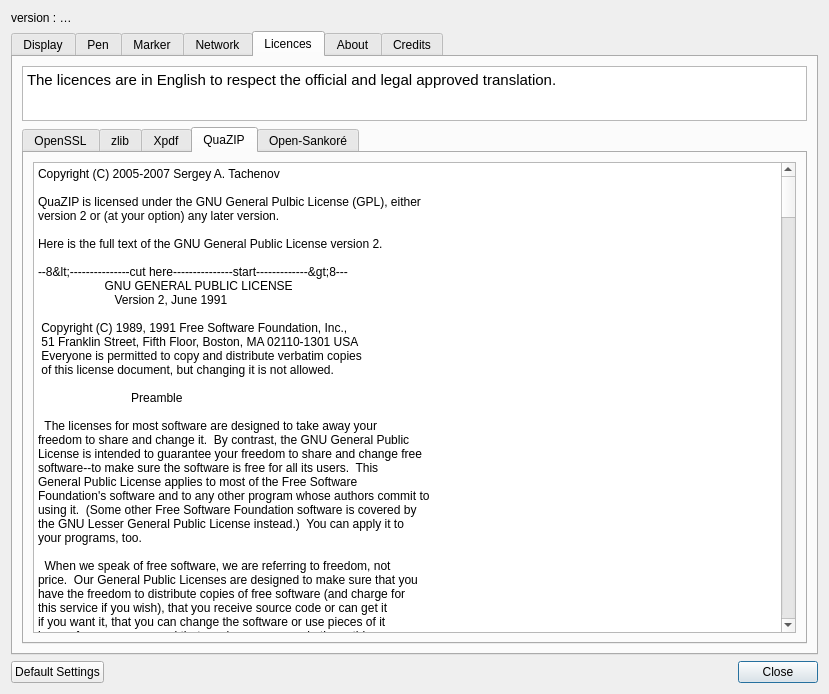
Above: Sankore-3.1/resources/forms/preferences.ui from DynamicMetaFlow/sankore before the change. Below: the same form after it.
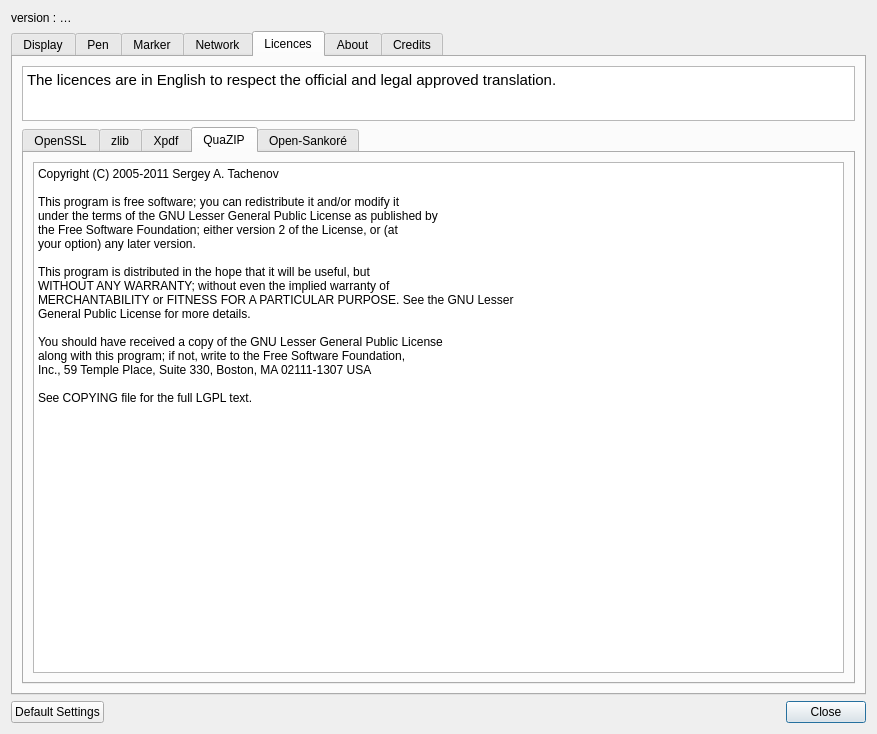
That is the form after the change. The open tabs and pages were chosen to show the change.

Commit message: Imported Upstream version 2.3.0RC2+git20140203+dfsg

What changed in the file:
```diff
--- a/Sankore-3.1/resources/forms/preferences.ui
+++ b/Sankore-3.1/resources/forms/preferences.ui
@@ -6,8 +6,8 @@
    <rect>
     <x>0</x>
     <y>0</y>
-    <width>829</width>
-    <height>694</height>
+    <width>877</width>
+    <height>734</height>
    </rect>
   </property>
   <property name="windowTitle">
@@ -935,11 +935,11 @@
           <string>&lt;!DOCTYPE HTML PUBLIC &quot;-//W3C//DTD HTML 4.0//EN&quot; &quot;http://www.w3.org/TR/REC-html40/strict.dtd&quot;&gt;
 &lt;html&gt;&lt;head&gt;&lt;meta name=&quot;qrichtext&quot; content=&quot;1&quot; /&gt;&lt;style type=&quot;text/css&quot;&gt;
 p, li { white-space: pre-wrap; }
-&lt;/style&gt;&lt;/head&gt;&lt;body style=&quot; font-family:'Cantarell'; font-size:11pt; font-weight:400; font-style:normal;&quot;&gt;
+&lt;/style&gt;&lt;/head&gt;&lt;body style=&quot; font-family:'Lucida Grande'; font-size:13pt; font-weight:400; font-style:normal;&quot;&gt;
 &lt;table border=&quot;0&quot; style=&quot;-qt-table-type: root; margin-top:4px; margin-bottom:4px; margin-left:4px; margin-right:4px;&quot;&gt;
 &lt;tr&gt;
 &lt;td style=&quot;border: none;&quot;&gt;
-&lt;p style=&quot; margin-top:0px; margin-bottom:0px; margin-left:0px; margin-right:0px; -qt-block-indent:0; text-indent:0px;&quot;&gt;&lt;span style=&quot; font-family:'Ubuntu';&quot;&gt;The licences are in English to respect the official and legal approved translation.&lt;/span&gt;&lt;/p&gt;&lt;/td&gt;&lt;/tr&gt;&lt;/table&gt;&lt;/body&gt;&lt;/html&gt;</string>
+&lt;p style=&quot; margin-top:0px; margin-bottom:0px; margin-left:0px; margin-right:0px; -qt-block-indent:0; text-indent:0px;&quot;&gt;&lt;span style=&quot; font-family:'Ubuntu'; font-size:11pt;&quot;&gt;The licences are in English to respect the official and legal approved translation.&lt;/span&gt;&lt;/p&gt;&lt;/td&gt;&lt;/tr&gt;&lt;/table&gt;&lt;/body&gt;&lt;/html&gt;</string>
          </property>
          <property name="textInteractionFlags">
           <set>Qt::TextSelectableByKeyboard|Qt::TextSelectableByMouse</set>
@@ -1881,354 +1881,23 @@
               <bool>false</bool>
              </property>
              <property name="plainText">
-              <string notr="true">Copyright (C) 2005-2007 Sergey A. Tachenov
+              <string notr="true">Copyright (C) 2005-2011 Sergey A. Tachenov
 
-QuaZIP is licensed under the GNU General Pulbic License (GPL), either
-version 2 or (at your option) any later version.
+This program is free software; you can redistribute it and/or modify it
+under the terms of the GNU Lesser General Public License as published by
+the Free Software Foundation; either version 2 of the License, or (at
+your option) any later version.
 
-Here is the full text of the GNU General Public License version 2.
+This program is distributed in the hope that it will be useful, but
+WITHOUT ANY WARRANTY; without even the implied warranty of
+MERCHANTABILITY or FITNESS FOR A PARTICULAR PURPOSE. See the GNU Lesser
+General Public License for more details.
 
---8&lt;---------------cut here---------------start-------------&gt;8---
-                    GNU GENERAL PUBLIC LICENSE
-                       Version 2, June 1991
+You should have received a copy of the GNU Lesser General Public License
+along with this program; if not, write to the Free Software Foundation,
+Inc., 59 Temple Place, Suite 330, Boston, MA 02111-1307 USA
 
- Copyright (C) 1989, 1991 Free Software Foundation, Inc.,
- 51 Franklin Street, Fifth Floor, Boston, MA 02110-1301 USA
- Everyone is permitted to copy and distribute verbatim copies
- of this license document, but changing it is not allowed.
-
-                            Preamble
-
-  The licenses for most software are designed to take away your
-freedom to share and change it.  By contrast, the GNU General Public
-License is intended to guarantee your freedom to share and change free
-software--to make sure the software is free for all its users.  This
-General Public License applies to most of the Free Software
-Foundation's software and to any other program whose authors commit to
-using it.  (Some other Free Software Foundation software is covered by
-the GNU Lesser General Public License instead.)  You can apply it to
-your programs, too.
-
-  When we speak of free software, we are referring to freedom, not
-price.  Our General Public Licenses are designed to make sure that you
-have the freedom to distribute copies of free software (and charge for
-this service if you wish), that you receive source code or can get it
-if you want it, that you can change the software or use pieces of it
-in new free programs; and that you know you can do these things.
-
-  To protect your rights, we need to make restrictions that forbid
-anyone to deny you these rights or to ask you to surrender the rights.
-These restrictions translate to certain responsibilities for you if you
-distribute copies of the software, or if you modify it.
-
-  For example, if you distribute copies of such a program, whether
-gratis or for a fee, you must give the recipients all the rights that
-you have.  You must make sure that they, too, receive or can get the
-source code.  And you must show them these terms so they know their
-rights.
-
-  We protect your rights with two steps: (1) copyright the software, and
-(2) offer you this license which gives you legal permission to copy,
-distribute and/or modify the software.
-
-  Also, for each author's protection and ours, we want to make certain
-that everyone understands that there is no warranty for this free
-software.  If the software is modified by someone else and passed on, we
-want its recipients to know that what they have is not the original, so
-that any problems introduced by others will not reflect on the original
-authors' reputations.
-
-  Finally, any free program is threatened constantly by software
-patents.  We wish to avoid the danger that redistributors of a free
-program will individually obtain patent licenses, in effect making the
-program proprietary.  To prevent this, we have made it clear that any
-patent must be licensed for everyone's free use or not licensed at all.
-
-  The precise terms and conditions for copying, distribution and
-modification follow.
-
-                    GNU GENERAL PUBLIC LICENSE
-   TERMS AND CONDITIONS FOR COPYING, DISTRIBUTION AND MODIFICATION
-
-  0. This License applies to any program or other work which contains
-a notice placed by the copyright holder saying it may be distributed
-under the terms of this General Public License.  The &quot;Program&quot;, below,
-refers to any such program or work, and a &quot;work based on the Program&quot;
-means either the Program or any derivative work under copyright law:
-that is to say, a work containing the Program or a portion of it,
-either verbatim or with modifications and/or translated into another
-language.  (Hereinafter, translation is included without limitation in
-the term &quot;modification&quot;.)  Each licensee is addressed as &quot;you&quot;.
-
-Activities other than copying, distribution and modification are not
-covered by this License; they are outside its scope.  The act of
-running the Program is not restricted, and the output from the Program
-is covered only if its contents constitute a work based on the
-Program (independent of having been made by running the Program).
-Whether that is true depends on what the Program does.
-
-  1. You may copy and distribute verbatim copies of the Program's
-source code as you receive it, in any medium, provided that you
-conspicuously and appropriately publish on each copy an appropriate
-copyright notice and disclaimer of warranty; keep intact all the
-notices that refer to this License and to the absence of any warranty;
-and give any other recipients of the Program a copy of this License
-along with the Program.
-
-You may charge a fee for the physical act of transferring a copy, and
-you may at your option offer warranty protection in exchange for a fee.
-
-  2. You may modify your copy or copies of the Program or any portion
-of it, thus forming a work based on the Program, and copy and
-distribute such modifications or work under the terms of Section 1
-above, provided that you also meet all of these conditions:
-
-    a) You must cause the modified files to carry prominent notices
-    stating that you changed the files and the date of any change.
-
-    b) You must cause any work that you distribute or publish, that in
-    whole or in part contains or is derived from the Program or any
-    part thereof, to be licensed as a whole at no charge to all third
-    parties under the terms of this License.
-
-    c) If the modified program normally reads commands interactively
-    when run, you must cause it, when started running for such
-    interactive use in the most ordinary way, to print or display an
-    announcement including an appropriate copyright notice and a
-    notice that there is no warranty (or else, saying that you provide
-    a warranty) and that users may redistribute the program under
-    these conditions, and telling the user how to view a copy of this
-    License.  (Exception: if the Program itself is interactive but
-    does not normally print such an announcement, your work based on
-    the Program is not required to print an announcement.)
-
-These requirements apply to the modified work as a whole.  If
-identifiable sections of that work are not derived from the Program,
-and can be reasonably considered independent and separate works in
-themselves, then this License, and its terms, do not apply to those
-sections when you distribute them as separate works.  But when you
-distribute the same sections as part of a whole which is a work based
-on the Program, the distribution of the whole must be on the terms of
-this License, whose permissions for other licensees extend to the
-entire whole, and thus to each and every part regardless of who wrote it.
-
-Thus, it is not the intent of this section to claim rights or contest
-your rights to work written entirely by you; rather, the intent is to
-exercise the right to control the distribution of derivative or
-collective works based on the Program.
-
-In addition, mere aggregation of another work not based on the Program
-with the Program (or with a work based on the Program) on a volume of
-a storage or distribution medium does not bring the other work under
-the scope of this License.
-
-  3. You may copy and distribute the Program (or a work based on it,
-under Section 2) in object code or executable form under the terms of
-Sections 1 and 2 above provided that you also do one of the following:
-
-    a) Accompany it with the complete corresponding machine-readable
-    source code, which must be distributed under the terms of Sections
-    1 and 2 above on a medium customarily used for software interchange; or,
-
-    b) Accompany it with a written offer, valid for at least three
-    years, to give any third party, for a charge no more than your
-    cost of physically performing source distribution, a complete
-    machine-readable copy of the corresponding source code, to be
-    distributed under the terms of Sections 1 and 2 above on a medium
-    customarily used for software interchange; or,
-
-    c) Accompany it with the information you received as to the offer
-    to distribute corresponding source code.  (This alternative is
-    allowed only for noncommercial distribution and only if you
-    received the program in object code or executable form with such
-    an offer, in accord with Subsection b above.)
-
-The source code for a work means the preferred form of the work for
-making modifications to it.  For an executable work, complete source
-code means all the source code for all modules it contains, plus any
-associated interface definition files, plus the scripts used to
-control compilation and installation of the executable.  However, as a
-special exception, the source code distributed need not include
-anything that is normally distributed (in either source or binary
-form) with the major components (compiler, kernel, and so on) of the
-operating system on which the executable runs, unless that component
-itself accompanies the executable.
-
-If distribution of executable or object code is made by offering
-access to copy from a designated place, then offering equivalent
-access to copy the source code from the same place counts as
-distribution of the source code, even though third parties are not
-compelled to copy the source along with the object code.
-
-  4. You may not copy, modify, sublicense, or distribute the Program
-except as expressly provided under this License.  Any attempt
-otherwise to copy, modify, sublicense or distribute the Program is
-void, and will automatically terminate your rights under this License.
-However, parties who have received copies, or rights, from you under
-this License will not have their licenses terminated so long as such
-parties remain in full compliance.
-
-  5. You are not required to accept this License, since you have not
-signed it.  However, nothing else grants you permission to modify or
-distribute the Program or its derivative works.  These actions are
-prohibited by law if you do not accept this License.  Therefore, by
-modifying or distributing the Program (or any work based on the
-Program), you indicate your acceptance of this License to do so, and
-all its terms and conditions for copying, distributing or modifying
-the Program or works based on it.
-
-  6. Each time you redistribute the Program (or any work based on the
-Program), the recipient automatically receives a license from the
-original licensor to copy, distribute or modify the Program subject to
-these terms and conditions.  You may not impose any further
-restrictions on the recipients' exercise of the rights granted herein.
-You are not responsible for enforcing compliance by third parties to
-this License.
-
-  7. If, as a consequence of a court judgment or allegation of patent
-infringement or for any other reason (not limited to patent issues),
-conditions are imposed on you (whether by court order, agreement or
-otherwise) that contradict the conditions of this License, they do not
-excuse you from the conditions of this License.  If you cannot
-distribute so as to satisfy simultaneously your obligations under this
-License and any other pertinent obligations, then as a consequence you
-may not distribute the Program at all.  For example, if a patent
-license would not permit royalty-free redistribution of the Program by
-all those who receive copies directly or indirectly through you, then
-the only way you could satisfy both it and this License would be to
-refrain entirely from distribution of the Program.
-
-If any portion of this section is held invalid or unenforceable under
-any particular circumstance, the balance of the section is intended to
-apply and the section as a whole is intended to apply in other
-circumstances.
-
-It is not the purpose of this section to induce you to infringe any
-patents or other property right claims or to contest validity of any
-such claims; this section has the sole purpose of protecting the
-integrity of the free software distribution system, which is
-implemented by public license practices.  Many people have made
-generous contributions to the wide range of software distributed
-through that system in reliance on consistent application of that
-system; it is up to the author/donor to decide if he or she is willing
-to distribute software through any other system and a licensee cannot
-impose that choice.
-
-This section is intended to make thoroughly clear what is believed to
-be a consequence of the rest of this License.
-
-  8. If the distribution and/or use of the Program is restricted in
-certain countries either by patents or by copyrighted interfaces, the
-original copyright holder who places the Program under this License
-may add an explicit geographical distribution limitation excluding
-those countries, so that distribution is permitted only in or among
-countries not thus excluded.  In such case, this License incorporates
-the limitation as if written in the body of this License.
-
-  9. The Free Software Foundation may publish revised and/or new versions
-of the General Public License from time to time.  Such new versions will
-be similar in spirit to the present version, but may differ in detail to
-address new problems or concerns.
-
-Each version is given a distinguishing version number.  If the Program
-specifies a version number of this License which applies to it and &quot;any
-later version&quot;, you have the option of following the terms and conditions
-either of that version or of any later version published by the Free
-Software Foundation.  If the Program does not specify a version number of
-this License, you may choose any version ever published by the Free Software
-Foundation.
-
-  10. If you wish to incorporate parts of the Program into other free
-programs whose distribution conditions are different, write to the author
-to ask for permission.  For software which is copyrighted by the Free
-Software Foundation, write to the Free Software Foundation; we sometimes
-make exceptions for this.  Our decision will be guided by the two goals
-of preserving the free status of all derivatives of our free software and
-of promoting the sharing and reuse of software generally.
-
-                            NO WARRANTY
-
-  11. BECAUSE THE PROGRAM IS LICENSED FREE OF CHARGE, THERE IS NO WARRANTY
-FOR THE PROGRAM, TO THE EXTENT PERMITTED BY APPLICABLE LAW.  EXCEPT WHEN
-OTHERWISE STATED IN WRITING THE COPYRIGHT HOLDERS AND/OR OTHER PARTIES
-PROVIDE THE PROGRAM &quot;AS IS&quot; WITHOUT WARRANTY OF ANY KIND, EITHER EXPRESSED
-OR IMPLIED, INCLUDING, BUT NOT LIMITED TO, THE IMPLIED WARRANTIES OF
-MERCHANTABILITY AND FITNESS FOR A PARTICULAR PURPOSE.  THE ENTIRE RISK AS
-TO THE QUALITY AND PERFORMANCE OF THE PROGRAM IS WITH YOU.  SHOULD THE
-PROGRAM PROVE DEFECTIVE, YOU ASSUME THE COST OF ALL NECESSARY SERVICING,
-REPAIR OR CORRECTION.
-
-  12. IN NO EVENT UNLESS REQUIRED BY APPLICABLE LAW OR AGREED TO IN WRITING
-WILL ANY COPYRIGHT HOLDER, OR ANY OTHER PARTY WHO MAY MODIFY AND/OR
-REDISTRIBUTE THE PROGRAM AS PERMITTED ABOVE, BE LIABLE TO YOU FOR DAMAGES,
-INCLUDING ANY GENERAL, SPECIAL, INCIDENTAL OR CONSEQUENTIAL DAMAGES ARISING
-OUT OF THE USE OR INABILITY TO USE THE PROGRAM (INCLUDING BUT NOT LIMITED
-TO LOSS OF DATA OR DATA BEING RENDERED INACCURATE OR LOSSES SUSTAINED BY
-YOU OR THIRD PARTIES OR A FAILURE OF THE PROGRAM TO OPERATE WITH ANY OTHER
-PROGRAMS), EVEN IF SUCH HOLDER OR OTHER PARTY HAS BEEN ADVISED OF THE
-POSSIBILITY OF SUCH DAMAGES.
-
-                     END OF TERMS AND CONDITIONS
-
-            How to Apply These Terms to Your New Programs
-
-  If you develop a new program, and you want it to be of the greatest
-possible use to the public, the best way to achieve this is to make it
-free software which everyone can redistribute and change under these terms.
-
-  To do so, attach the following notices to the program.  It is safest
-to attach them to the start of each source file to most effectively
-convey the exclusion of warranty; and each file should have at least
-the &quot;copyright&quot; line and a pointer to where the full notice is found.
-
-    &lt;one line to give the program's name and a brief idea of what it does.&gt;
-    Copyright (C) &lt;year&gt;  &lt;name of author&gt;
-
-    This program is free software; you can redistribute it and/or modify
-    it under the terms of the GNU General Public License as published by
-    the Free Software Foundation; either version 2 of the License, or
-    (at your option) any later version.
-
-    This program is distributed in the hope that it will be useful,
-    but WITHOUT ANY WARRANTY; without even the implied warranty of
-    MERCHANTABILITY or FITNESS FOR A PARTICULAR PURPOSE.  See the
-    GNU General Public License for more details.
-
-    You should have received a copy of the GNU General Public License along
-    with this program; if not, write to the Free Software Foundation, Inc.,
-    51 Franklin Street, Fifth Floor, Boston, MA 02110-1301 USA.
-
-Also add information on how to contact you by electronic and paper mail.
-
-If the program is interactive, make it output a short notice like this
-when it starts in an interactive mode:
-
-    Gnomovision version 69, Copyright (C) year name of author
-    Gnomovision comes with ABSOLUTELY NO WARRANTY; for details type `show w'.
-    This is free software, and you are welcome to redistribute it
-    under certain conditions; type `show c' for details.
-
-The hypothetical commands `show w' and `show c' should show the appropriate
-parts of the General Public License.  Of course, the commands you use may
-be called something other than `show w' and `show c'; they could even be
-mouse-clicks or menu items--whatever suits your program.
-
-You should also get your employer (if you work as a programmer) or your
-school, if any, to sign a &quot;copyright disclaimer&quot; for the program, if
-necessary.  Here is a sample; alter the names:
-
-  Yoyodyne, Inc., hereby disclaims all copyright interest in the program
-  `Gnomovision' (which makes passes at compilers) written by James Hacker.
-
-  &lt;signature of Ty Coon&gt;, 1 April 1989
-  Ty Coon, President of Vice
-
-This General Public License does not permit incorporating your program into
-proprietary programs.  If your program is a subroutine library, you may
-consider it more useful to permit linking proprietary applications with the
-library.  If this is what you want to do, use the GNU Lesser General
-Public License instead of this License.
---8&lt;---------------cut here---------------end---------------&gt;8---</string>
+See COPYING file for the full LGPL text.</string>
              </property>
              <property name="textInteractionFlags">
               <set>Qt::TextSelectableByKeyboard|Qt::TextSelectableByMouse</set>
```
Left out of the diff: 171 changed lines with no effect on the pictures. The commit also changes 3705 other files.
